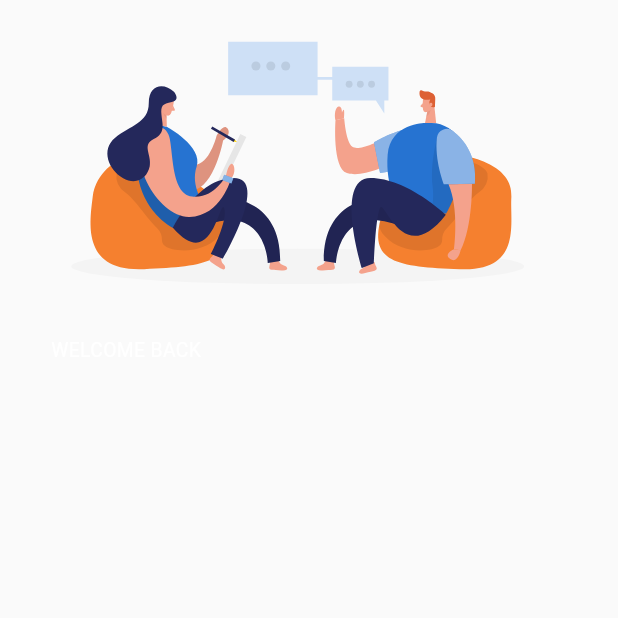
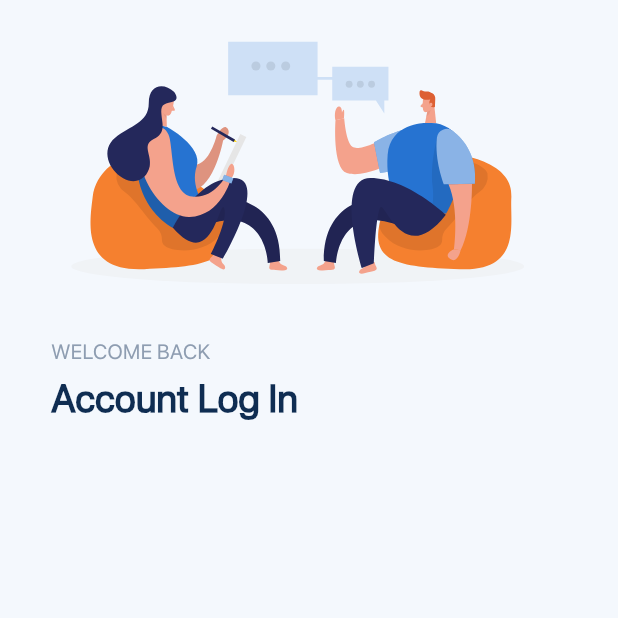
Before and after one commit to theatifwaheed/flutter_github_tutorial, a Flutter app: the screen it shows after launch, on a phone screen of 412 x 824 dp, the top half of it. Run offline on Flutter 3.47's test engine with Material 2 defaults, Android fonts, the light colour scheme and no system bars; our stand-ins replace flutter_screenutil, flutter_svg.

Commit message:
AddedWelcomeAndHeader_Login

```diff
--- a/lib/Screens/LoginScreen/login_screen.dart
+++ b/lib/Screens/LoginScreen/login_screen.dart
@@ -13,6 +13,7 @@ class _LoginScreenHomeState extends State<LoginScreenHome> {
   @override
   Widget build(BuildContext context) {
     return Scaffold(
+      backgroundColor: const Color(0xFFF4F8FD),
       body: SafeArea(
         child: Padding(
           padding: const EdgeInsets.symmetric(
@@ -34,11 +35,26 @@ class _LoginScreenHomeState extends State<LoginScreenHome> {
               SizedBox(
                 height: 40.h,
               ),
-
-              const Text(
-                "WELCOME BACK"
+              Text(
+                "WELCOME BACK",
+                style: TextStyle(
+                  fontFamily: "SFPro",
+                  fontSize: 15.sp,
+                  color: const Color(0xFF8E9DB1),
+                ),
+              ),
+              SizedBox(
+                height: 8.h,
+              ),
+              Text(
+                "Account Log In",
+                style: TextStyle(
+                  fontSize: 28.sp,
+                  fontFamily: "SFPro",
+                  fontWeight: FontWeight.bold,
+                  color: const Color(0xFF0F2D52),
+                ),
               )
-
             ],
           ),
         ),
--- a/pubspec.yaml
+++ b/pubspec.yaml
@@ -45,7 +45,10 @@ flutter:
   # "family" key with the font family name, and a "fonts" key with a
   # list giving the asset and other descriptors for the font. For
   # example:
-  # fonts:
+  fonts:
+    - family: SFPro
+      fonts:
+        - asset:  assets/fonts/SFPRODISPLAY.OTF
   #   - family: Schyler
   #     fonts:
   #       - asset: fonts/Schyler-Regular.ttf
```
Also changed, not shown: assets/fonts/SFPRODISPLAY.OTF (added).
